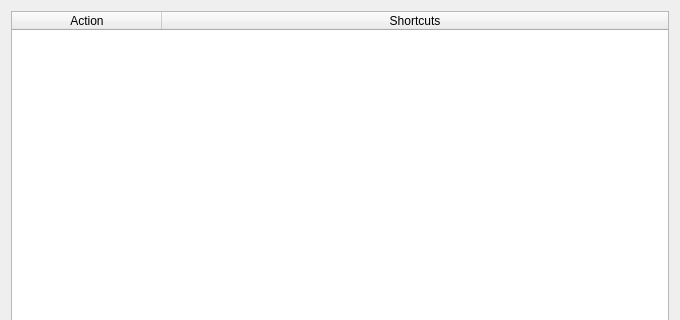
Before: the Qt Designer form src/app/ostara/dialogs/configpages/preferencesshortcutspage.ui in equinox-patterns/Ostara, drawn with Qt 5; both pictures show x 0 to 680 and y 0 to 320 of the 680 by 895 pixel window.
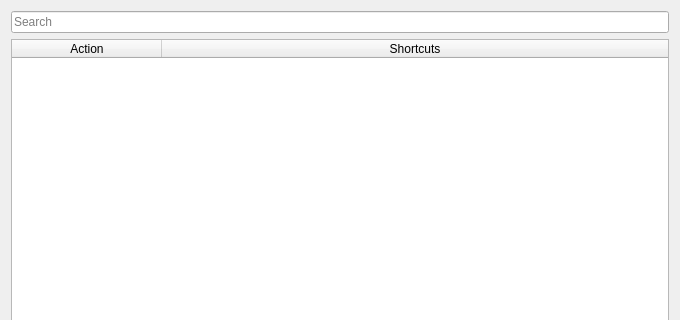
After: the same form once the commit is applied.

The edit to the form file:
```diff
--- a/src/app/ostara/dialogs/configpages/preferencesshortcutspage.ui
+++ b/src/app/ostara/dialogs/configpages/preferencesshortcutspage.ui
@@ -14,6 +14,16 @@
    <string notr="true">Shortcuts</string>
   </property>
   <layout class="QVBoxLayout" name="verticalLayout_10">
+   <item>
+    <widget class="QLineEdit" name="lineEditSearch">
+     <property name="clearButtonEnabled">
+      <bool>true</bool>
+     </property>
+     <property name="placeholderText">
+      <string>Search</string>
+     </property>
+    </widget>
+   </item>
    <item>
     <widget class="QTableWidget" name="shortcutsTable">
      <property name="editTriggers">
```
